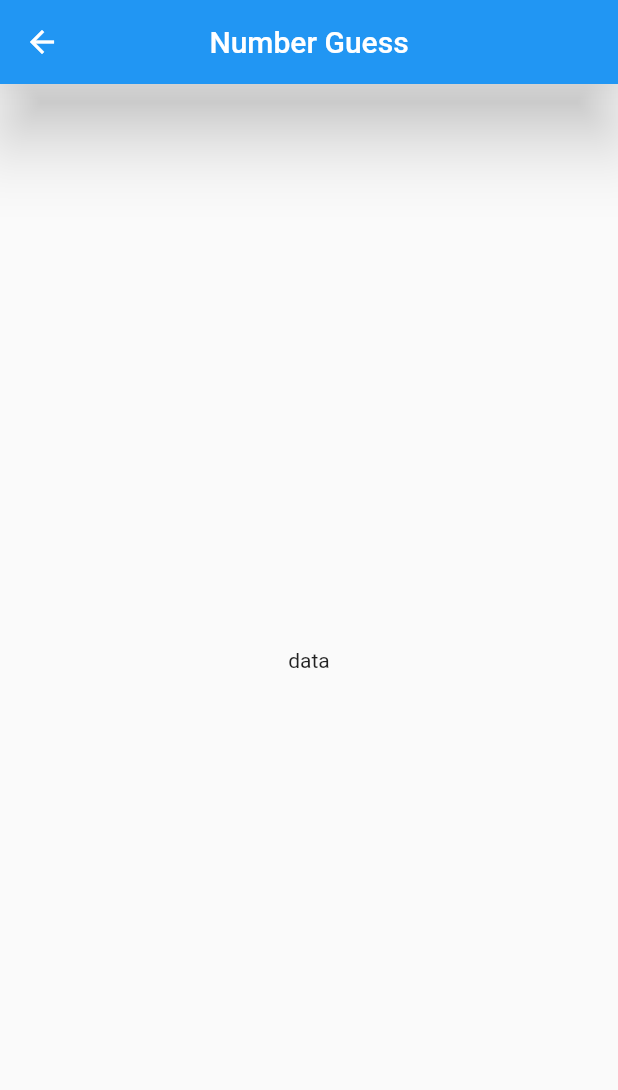
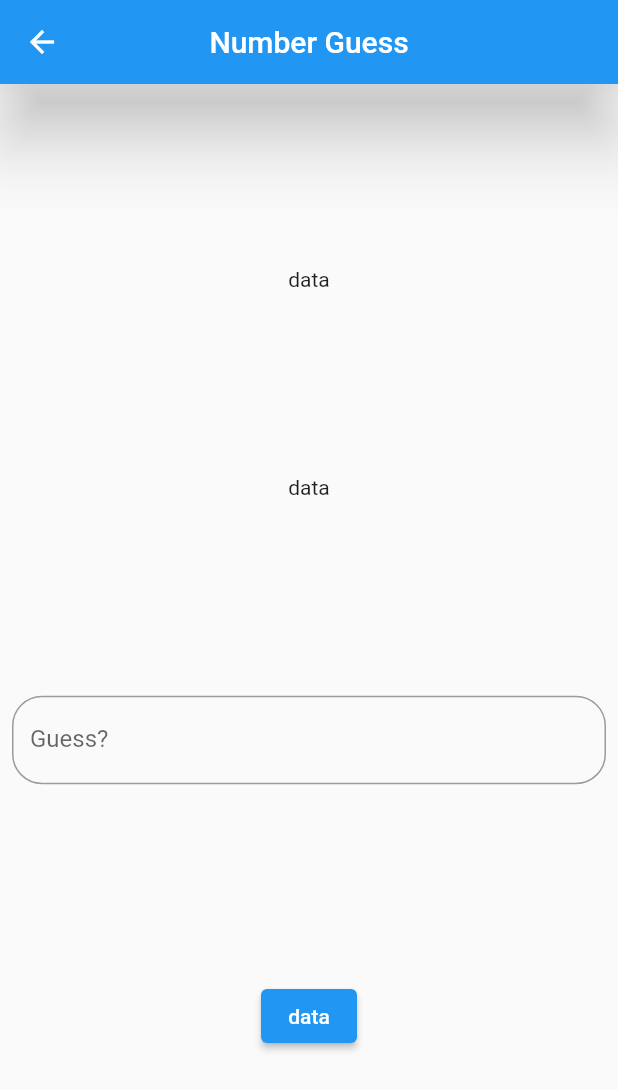
Before and after one commit to yakupbilgen/number-guess, a Flutter app: the GameScreen screen opened by its route, on a phone screen of 412 x 824 dp. Shown: the top 1090 px of the screen. Run offline on Flutter 3.47's test engine with Material 2 defaults, Android fonts, the phone set to English and light mode, and no system bars.

Commit message:
game screen ui template

```diff
--- a/lib/screen/game_screen.dart
+++ b/lib/screen/game_screen.dart
@@ -20,7 +20,30 @@ class _GameScreenState extends State<GameScreen> {
         elevation: AppSizeConstants.appBarElevationSize,
       ),
       body: Center(
-        child: Text('data'),
+        child: Column(
+          mainAxisAlignment: MainAxisAlignment.spaceEvenly,
+          children: [
+            const Text('data'),
+            const Text('data'),
+            const Padding(
+              padding: EdgeInsets.all(8.0),
+              child: TextField(
+                keyboardType: TextInputType.number,
+                textAlign: TextAlign.center,
+                decoration: InputDecoration(
+                  labelText: 'Guess?',
+                  border: OutlineInputBorder(
+                    borderRadius: BorderRadius.all(Radius.circular(20)),
+                  ),
+                ),
+              ),
+            ),
+            ElevatedButton(
+              onPressed: () {},
+              child: const Text('data'),
+            ),
+          ],
+        ),
       ),
     );
   }
```
